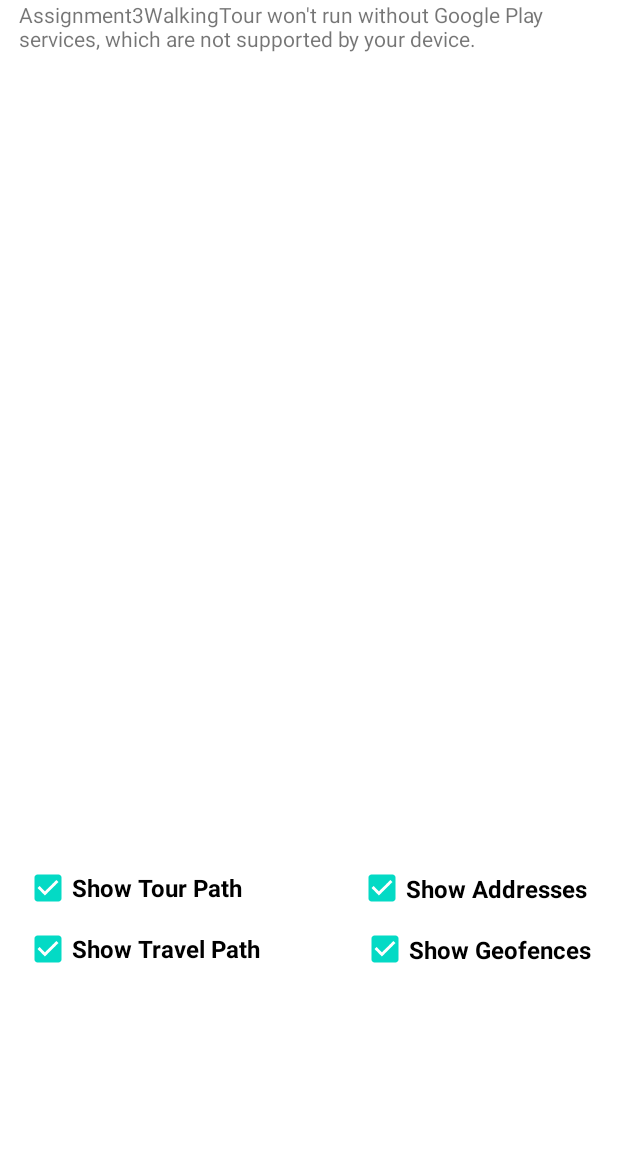
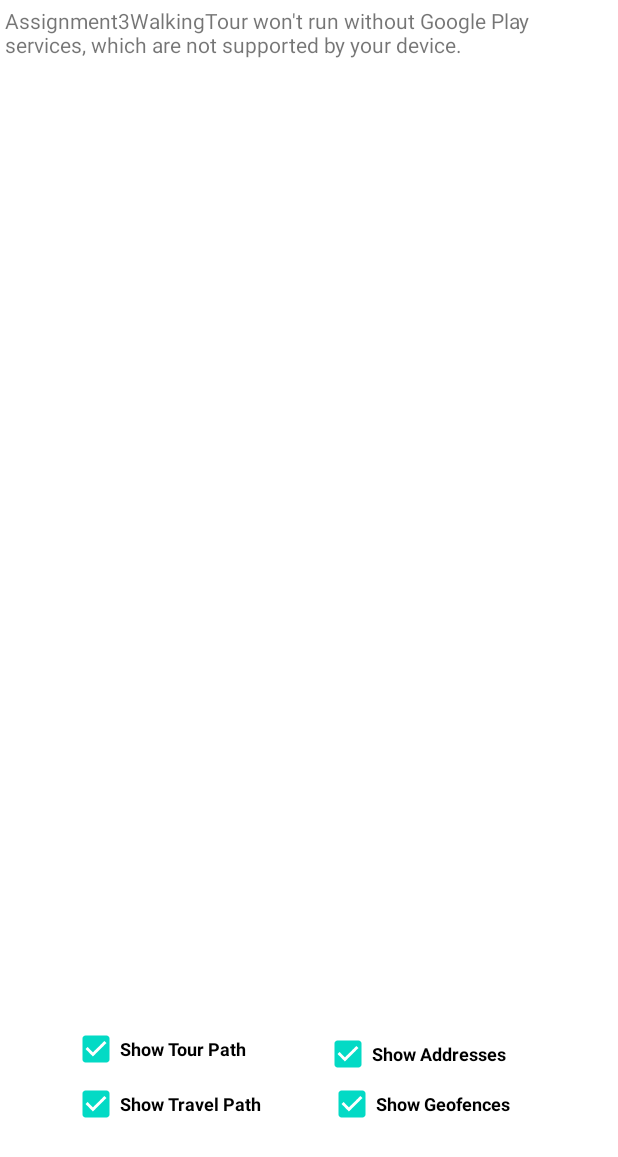
Before and after one commit to AMDevG/WalkingTours, an Android app: the screen it shows after launch (MapsActivity), on a phone screen of 412 x 824 dp. Shown: the top 1157 px of the screen. Run offline under Robolectric (Android 15) with nearby library versions, the phone set to English and light mode, and no system bars; Roboto replaces fonts that are not available here.

Commit message:
Pixel dynamic layout small;

```diff
--- a/app/src/main/java/com/johnberry/assignment3walkingtour/MapsActivity.java
+++ b/app/src/main/java/com/johnberry/assignment3walkingtour/MapsActivity.java
@@ -48,7 +48,6 @@ import com.google.android.gms.maps.model.Polyline;
 import com.google.android.gms.maps.model.PolylineOptions;
 import com.google.android.gms.maps.model.RoundCap;
 import com.google.android.gms.tasks.Task;
-import com.johnberry.assignment3walkingtour.databinding.ActivityMapsBinding;
 
 import org.json.JSONArray;
 import org.json.JSONException;
@@ -419,6 +418,15 @@ public class MapsActivity extends FragmentActivity implements OnMapReadyCallback
         }
     }
 
+    public void showAddress(View v) {
+        CheckBox cb = (CheckBox) v;
+        if (cb.isChecked()) {
+                addressText.setVisibility(View.VISIBLE);
+        } else {
+            addressText.setVisibility(View.INVISIBLE);
+        }
+    }
+
 
     private void checkLocationAccuracy() {
 
--- a/app/src/main/res/layout/activity_maps.xml
+++ b/app/src/main/res/layout/activity_maps.xml
@@ -7,86 +7,97 @@
     tools:context=".MapsActivity">
 
 
+    <CheckBox
+        android:id="@+id/tourPathCheck"
+        android:layout_width="134dp"
+        android:layout_height="25dp"
+        android:layout_marginStart="16dp"
+        android:layout_marginEnd="5dp"
+        android:layout_marginBottom="112dp"
+        android:checked="true"
+        android:onClick="showTravelPath"
+        android:text="Show Tour Path"
+        android:textSize="12sp"
+        android:textStyle="bold"
+        app:layout_constraintBottom_toBottomOf="parent"
+        app:layout_constraintEnd_toStartOf="@+id/geoFenceCheck"
+        app:layout_constraintStart_toStartOf="parent" />
+
     <fragment
         android:id="@+id/map"
         android:name="com.google.android.gms.maps.SupportMapFragment"
-        android:layout_width="385dp"
-        android:layout_height="525dp"
+        android:layout_width="392dp"
+        android:layout_height="455dp"
+        android:layout_marginTop="4dp"
         app:layout_constraintEnd_toEndOf="parent"
-        app:layout_constraintHorizontal_bias="0.482"
+        app:layout_constraintHorizontal_bias="0.156"
         app:layout_constraintStart_toStartOf="parent"
         app:layout_constraintTop_toTopOf="parent"
         tools:context=".MapsActivity" />
 
     <CheckBox
-        android:id="@+id/tourPathCheck"
-        android:layout_width="163dp"
-        android:layout_height="37dp"
+        android:id="@+id/travelPathCheck"
+        android:layout_width="134dp"
+        android:layout_height="25dp"
         android:layout_marginStart="16dp"
-        android:layout_marginTop="48dp"
-        android:checked="true"
-        android:onClick="showRoutePath"
-        android:text="Show Tour Path"
-        android:textSize="16sp"
-        android:textStyle="bold"
-        app:layout_constraintStart_toStartOf="parent"
-        app:layout_constraintTop_toBottomOf="@+id/map" />
-
-    <CheckBox
-        android:id="@+id/travelPathCheck"
-        android:layout_width="162dp"
-        android:layout_height="36dp"
-        android:layout_marginStart="16dp"
-        android:layout_marginTop="4dp"
+        android:layout_marginTop="11dp"
         android:layout_marginEnd="5dp"
+        android:layout_marginBottom="40dp"
         android:checked="true"
         android:onClick="showTravelPath"
         android:text="Show Travel Path"
-        android:textSize="16sp"
+        android:textSize="12sp"
         android:textStyle="bold"
+        app:layout_constraintBottom_toBottomOf="parent"
         app:layout_constraintEnd_toStartOf="@+id/geoFenceCheck"
-        app:layout_constraintHorizontal_bias="0.0"
         app:layout_constraintStart_toStartOf="parent"
-        app:layout_constraintTop_toBottomOf="@+id/tourPathCheck" />
+        app:layout_constraintTop_toBottomOf="@+id/tourPathCheck"
+        app:layout_constraintVertical_bias="0.0" />
 
     <CheckBox
         android:id="@+id/geoFenceCheck"
-        android:layout_width="163dp"
-        android:layout_height="35dp"
-        android:layout_marginTop="4dp"
-        android:layout_marginEnd="8dp"
+        android:layout_width="157dp"
+        android:layout_height="25dp"
+        android:layout_marginTop="5dp"
+        android:layout_marginEnd="36dp"
+        android:layout_marginBottom="40dp"
         android:checked="true"
         android:onClick="showGeoFences"
         android:text="Show Geofences"
-        android:textSize="16sp"
+        android:textSize="12sp"
         android:textStyle="bold"
+        app:layout_constraintBottom_toBottomOf="parent"
         app:layout_constraintEnd_toEndOf="parent"
-        app:layout_constraintTop_toBottomOf="@+id/addressCheck" />
+        app:layout_constraintTop_toBottomOf="@+id/addressCheck"
+        app:layout_constraintVertical_bias="0.052" />
 
     <CheckBox
         android:id="@+id/addressCheck"
-        android:layout_width="157dp"
-        android:layout_height="38dp"
-        android:layout_marginTop="48dp"
-        android:layout_marginEnd="16dp"
+        android:layout_width="148dp"
+        android:layout_height="27dp"
+        android:layout_marginStart="13dp"
+        android:layout_marginEnd="48dp"
+        android:layout_marginBottom="108dp"
         android:checked="true"
+        android:onClick="showAddress"
         android:text="Show Addresses"
-        android:textSize="16sp"
+        android:textSize="12sp"
         android:textStyle="bold"
+        app:layout_constraintBottom_toBottomOf="parent"
         app:layout_constraintEnd_toEndOf="parent"
-        app:layout_constraintTop_toBottomOf="@+id/map" />
+        app:layout_constraintHorizontal_bias="1.0"
+        app:layout_constraintStart_toEndOf="@+id/tourPathCheck" />
 
     <TextView
         android:id="@+id/addressTextView"
         android:layout_width="325dp"
-        android:layout_height="30dp"
-        android:layout_marginTop="11dp"
+        android:layout_height="22dp"
+        android:layout_marginBottom="28dp"
         android:textSize="12sp"
-        app:layout_constraintBottom_toBottomOf="parent"
+        app:layout_constraintBottom_toTopOf="@+id/tourPathCheck"
         app:layout_constraintEnd_toEndOf="parent"
-        app:layout_constraintHorizontal_bias="0.514"
+        app:layout_constraintHorizontal_bias="0.457"
         app:layout_constraintStart_toStartOf="parent"
-        app:layout_constraintTop_toBottomOf="@+id/map"
-        app:layout_constraintVertical_bias="0.0" />
+        app:layout_constraintTop_toBottomOf="@+id/map" />
 
 </androidx.constraintlayout.widget.ConstraintLayout>
```
